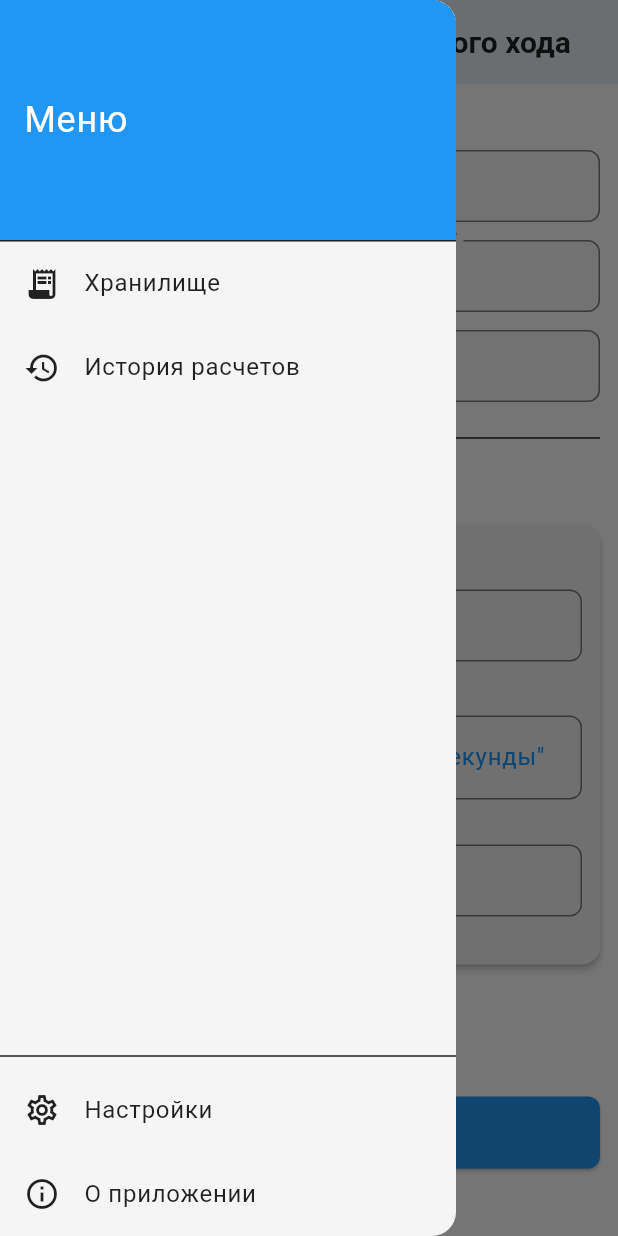
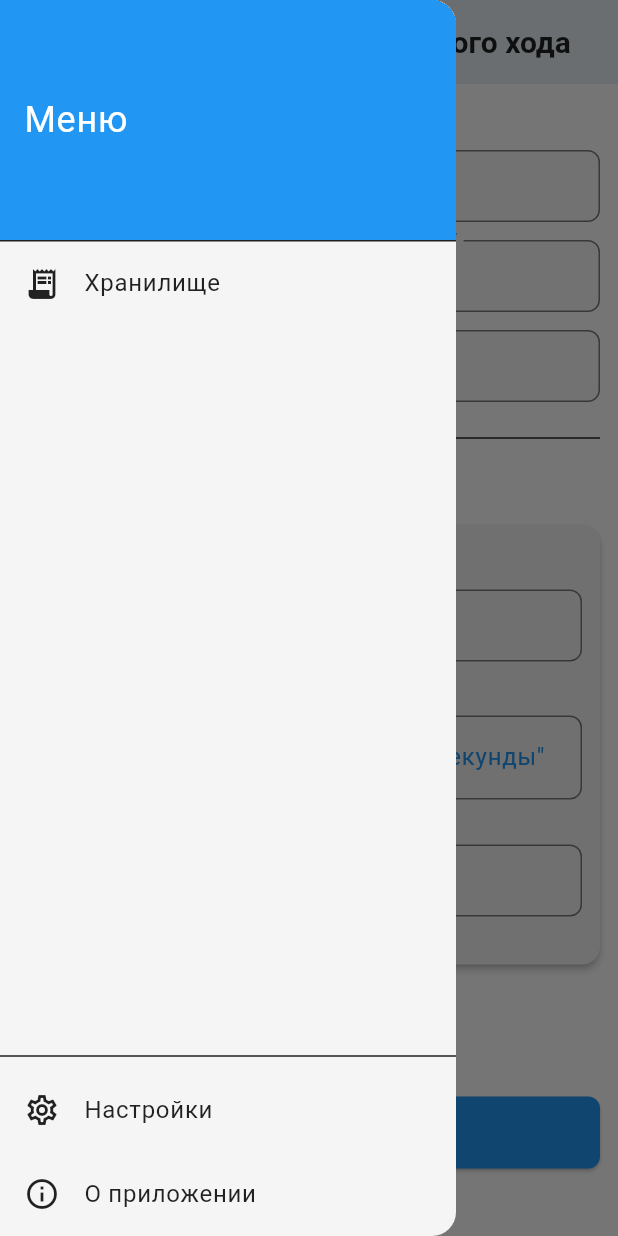
Before and after one commit to DtheCan/TraverseMastery, a Flutter app: the screen it shows after launch, with the side drawer open, on a phone screen of 412 x 824 dp. Run offline on Flutter 3.47's test engine with Material 3 defaults, Android fonts, the phone set to English and light mode, and no system bars; our stand-ins replace share_plus.

Commit message:
Update data_entry_screen.dart Delete angle_unit.dart

```diff
--- a/lib/UI/screens/data_entry_screen.dart
+++ b/lib/UI/screens/data_entry_screen.dart
@@ -130,14 +130,6 @@ class _DataEntryScreenState extends State<DataEntryScreen> {
                   );
                 },
               ),
-              ListTile(
-                leading: const Icon(Icons.history),
-                title: const Text('История расчетов'),
-                onTap: () {
-                  Navigator.pop(context);
-                  _showErrorSnackBar('Пункт "История расчетов" еще не реализован.');
-                },
-              ),
               const Spacer(),
               SafeArea(
                 top: false,
```
Also changed, not shown: lib/core/enums/angle_unit.dart (deleted).
